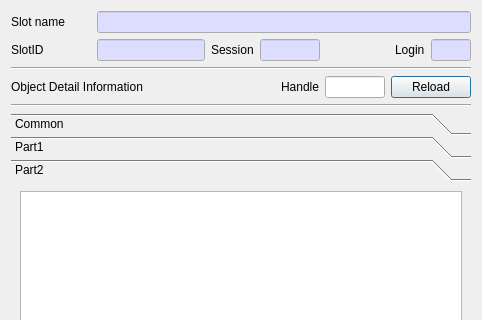
The window that CryptokiMan/object_view_dlg.ui (jykim74/CryptokiMan) describes before a commit, drawn with Qt 5; both pictures show x 0 to 482 and y 0 to 320 of the 482 by 515 pixel window.
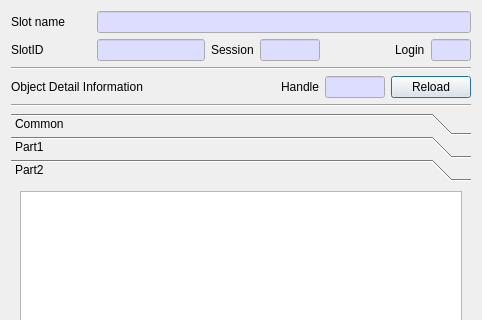
The same window after the commit. The open tabs and pages were chosen to show the change. Icons and pictures are not drawn.

Diff of the .ui file:
```diff
--- a/CryptokiMan/object_view_dlg.ui
+++ b/CryptokiMan/object_view_dlg.ui
@@ -301,6 +301,36 @@
          <height>16777215</height>
         </size>
        </property>
+       <property name="palette">
+        <palette>
+         <active>
+          <colorrole role="Base">
+           <brush brushstyle="SolidPattern">
+            <color alpha="255">
+             <red>221</red>
+             <green>221</green>
+             <blue>255</blue>
+            </color>
+           </brush>
+          </colorrole>
+         </active>
+         <inactive>
+          <colorrole role="Base">
+           <brush brushstyle="SolidPattern">
+            <color alpha="255">
+             <red>221</red>
+             <green>221</green>
+             <blue>255</blue>
+            </color>
+           </brush>
+          </colorrole>
+         </inactive>
+         <disabled/>
+        </palette>
+       </property>
+       <property name="readOnly">
+        <bool>true</bool>
+       </property>
       </widget>
      </item>
     </layout>
```
Left out of the diff: 23 changed lines with no effect on the pictures.
